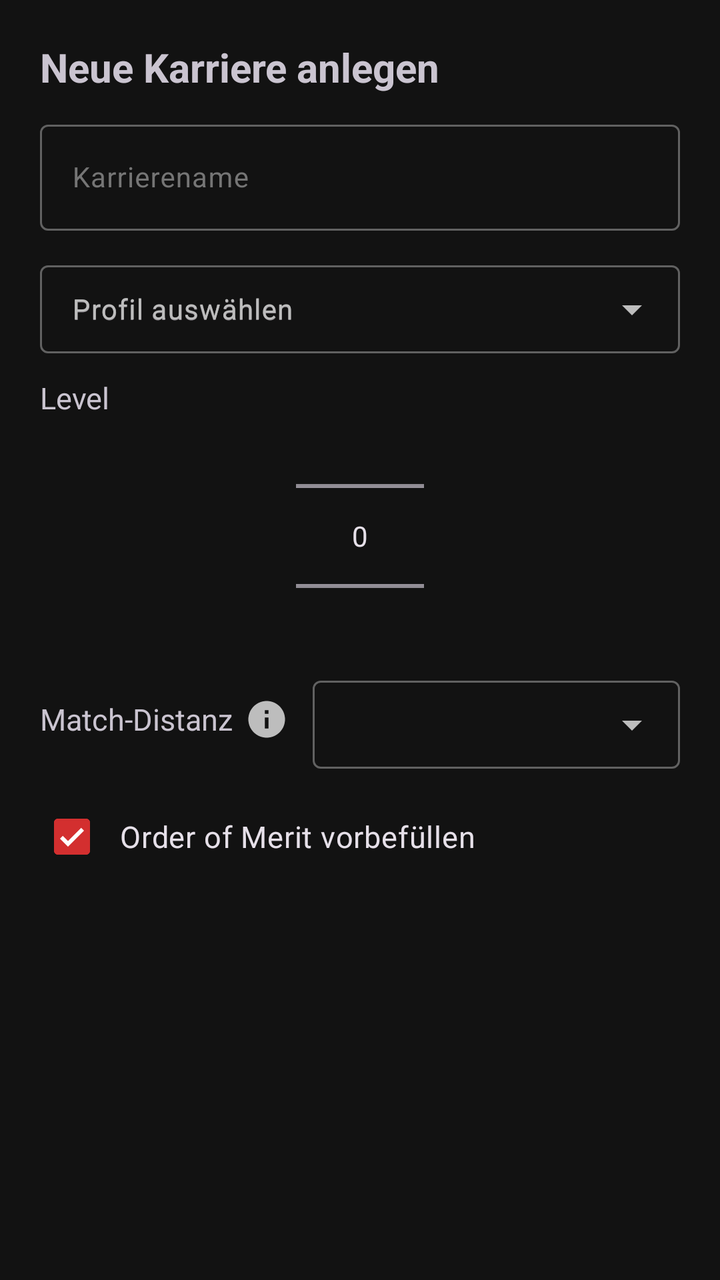
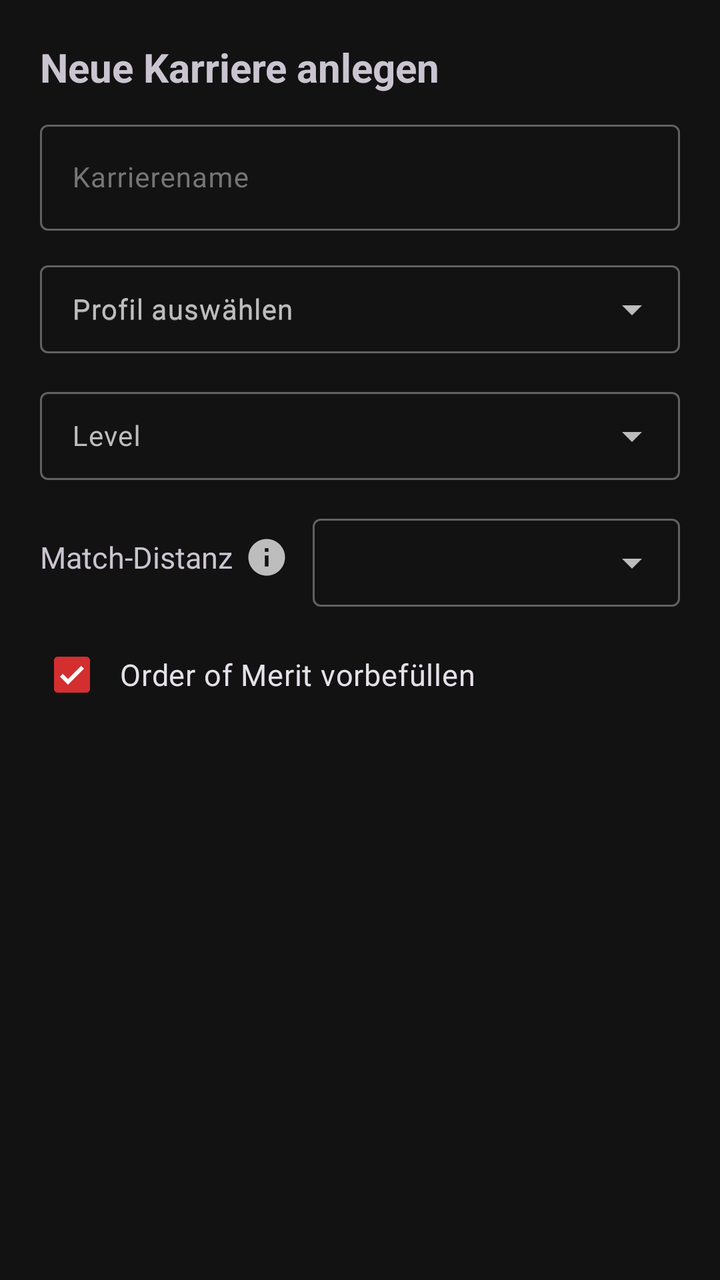

An Android layout rendered at two revisions. The XML below is the earlier revision; the diff shows what the commit changed to produce the second picture.
<!-- AndroidManifest.xml: application theme Theme.DannyApp -->
<!-- res/layout/dialog_new_career.xml -->
<?xml version="1.0" encoding="utf-8"?>
<LinearLayout xmlns:android="http://schemas.android.com/apk/res/android"
    xmlns:app="http://schemas.android.com/apk/res-auto"
    xmlns:tools="http://schemas.android.com/tools"
    android:layout_width="match_parent"
    android:layout_height="wrap_content"
    android:orientation="vertical"
    android:padding="@dimen/dialog_padding">

    <TextView
        android:layout_width="match_parent"
        android:layout_height="wrap_content"
        android:layout_marginBottom="@dimen/dialog_field_spacing"
        android:text="@string/careers_create_new"
        android:textSize="@dimen/dialog_title_size"
        android:textStyle="bold" />

    <com.google.android.material.textfield.TextInputLayout
        android:layout_width="match_parent"
        android:layout_height="wrap_content"
        android:layout_marginBottom="@dimen/dialog_field_spacing"
        app:boxStrokeWidth="@dimen/dialog_box_stroke_width"
        app:boxStrokeWidthFocused="@dimen/dialog_box_stroke_width_focused"
        app:hintTextAppearance="@style/TextAppearance.DannyApp.TextInputHint">

        <com.google.android.material.textfield.TextInputEditText
            android:id="@+id/etCareerName"
            android:layout_width="match_parent"
            android:layout_height="wrap_content"
            android:hint="@string/careers_create_name_hint"
            android:textSize="@dimen/dialog_input_text_size"
            android:inputType="textPersonName|textCapWords"
            android:maxLines="1" />

    </com.google.android.material.textfield.TextInputLayout>

    <com.google.android.material.textfield.TextInputLayout
        style="@style/Widget.Material3.TextInputLayout.OutlinedBox.ExposedDropdownMenu"
        android:layout_width="match_parent"
        android:layout_height="wrap_content"
        android:layout_marginBottom="@dimen/dialog_field_spacing"
        app:boxCollapsedPaddingTop="4dp"
        android:hint="@string/careers_create_profile_hint"
        app:boxStrokeWidth="@dimen/dialog_box_stroke_width"
        app:boxStrokeWidthFocused="@dimen/dialog_box_stroke_width_focused"
        app:hintTextAppearance="@style/TextAppearance.DannyApp.TextInputHint">

        <AutoCompleteTextView
            android:id="@+id/autoCompleteProfile"
            android:layout_width="match_parent"
            android:layout_height="wrap_content"
            android:hint="@string/careers_create_profile_hint"
            android:minHeight="@dimen/dialog_dropdown_min_height"
            android:paddingVertical="8dp"
            android:textSize="@dimen/dialog_input_text_size"
            android:inputType="none" />

    </com.google.android.material.textfield.TextInputLayout>

    <TextView
        android:layout_width="match_parent"
        android:layout_height="wrap_content"
        android:layout_marginBottom="4dp"
        android:text="@string/careers_create_level"
        android:textSize="@dimen/dialog_label_size"
        android:labelFor="@+id/numberPickerLevel" />

    <NumberPicker
        android:id="@+id/numberPickerLevel"
        android:layout_width="wrap_content"
        android:layout_height="@dimen/dialog_picker_height"
        android:layout_gravity="center"
        android:scaleX="@dimen/dialog_picker_scale"
        android:scaleY="@dimen/dialog_picker_scale"
        android:layout_marginBottom="@dimen/dialog_field_spacing" />

    <LinearLayout
        android:layout_width="match_parent"
        android:layout_height="wrap_content"
        android:orientation="horizontal"
        android:gravity="center_vertical"
        android:layout_marginBottom="@dimen/dialog_field_spacing">

        <TextView
            android:layout_width="wrap_content"
            android:layout_height="wrap_content"
            android:text="@string/careers_create_match_distance"
            android:textSize="@dimen/dialog_label_size" />

        <ImageView
            android:id="@+id/btnMatchDistanceInfo"
            android:layout_width="@dimen/dialog_info_icon_size"
            android:layout_height="@dimen/dialog_info_icon_size"
            android:layout_marginStart="6dp"
            android:layout_marginEnd="12dp"
            android:src="@drawable/ic_info"
            android:background="?attr/selectableItemBackgroundBorderless"
            android:clickable="true"
            android:focusable="true"
            android:contentDescription="@string/match_distance_info_title"
            app:tint="?attr/colorOnSurfaceVariant" />

        <com.google.android.material.textfield.TextInputLayout
            style="@style/Widget.Material3.TextInputLayout.OutlinedBox.ExposedDropdownMenu"
            android:layout_width="0dp"
            android:layout_weight="1"
            android:layout_height="wrap_content"
            app:boxCollapsedPaddingTop="4dp"
            app:boxStrokeWidth="@dimen/dialog_box_stroke_width"
            app:boxStrokeWidthFocused="@dimen/dialog_box_stroke_width_focused"
            app:hintTextAppearance="@style/TextAppearance.DannyApp.TextInputHint">

            <AutoCompleteTextView
                android:id="@+id/autoCompleteMatchDistance"
                android:layout_width="match_parent"
                android:layout_height="wrap_content"
                android:minHeight="@dimen/dialog_dropdown_min_height"
                android:paddingVertical="8dp"
                android:textSize="@dimen/dialog_input_text_size"
                android:inputType="none" />

        </com.google.android.material.textfield.TextInputLayout>

    </LinearLayout>

    <com.google.android.material.checkbox.MaterialCheckBox
        android:id="@+id/cbPrefillOom"
        android:layout_width="match_parent"
        android:layout_height="wrap_content"
        android:minHeight="@dimen/dialog_dropdown_min_height"
        android:paddingStart="@dimen/dialog_checkbox_text_padding"
        android:text="@string/careers_create_prefill_oom"
        android:textSize="@dimen/dialog_label_size"
        android:checked="true" />

    <com.google.android.material.checkbox.MaterialCheckBox
        android:id="@+id/cbShortTestSeason"
        android:layout_width="match_parent"
        android:layout_height="wrap_content"
        android:layout_marginTop="4dp"
        android:minHeight="@dimen/dialog_dropdown_min_height"
        android:paddingStart="@dimen/dialog_checkbox_text_padding"
        android:text="@string/careers_create_short_test_season"
        android:textSize="@dimen/dialog_label_size"
        android:checked="false"
        android:visibility="gone"
        tools:visibility="visible" />

</LinearLayout>
<!-- resources referenced by this layout -->
<resources>
  <dimen name="dialog_box_stroke_width">1dp</dimen>
  <dimen name="dialog_box_stroke_width_focused">2dp</dimen>
  <dimen name="dialog_checkbox_text_padding">8dp</dimen>
  <dimen name="dialog_dropdown_min_height">44dp</dimen>
  <dimen name="dialog_field_spacing">10dp</dimen>
  <dimen name="dialog_info_icon_size">22dp</dimen>
  <dimen name="dialog_input_text_size">14sp</dimen>
  <dimen name="dialog_label_size">15sp</dimen>
  <dimen name="dialog_padding">20dp</dimen>
  <dimen name="dialog_picker_height">110dp</dimen>
  <item name="dialog_picker_scale" format="float" type="dimen">1.0</item>
  <dimen name="dialog_title_size">20sp</dimen>
  <string name="careers_create_level">Level</string>
  <string name="careers_create_match_distance">Match-Distanz</string>
  <string name="careers_create_name_hint">Karrierename</string>
  <string name="careers_create_new">Neue Karriere anlegen</string>
  <string name="careers_create_prefill_oom">Order of Merit vorbefüllen</string>
  <string name="careers_create_profile_hint">Profil auswählen</string>
  <string name="careers_create_short_test_season">Kurze Test-Saison (3 PC / 3 ET)</string>
  <string name="match_distance_info_title">Match-Distanzen im Überblick</string>
  <style name="TextAppearance.DannyApp.TextInputHint" parent="TextAppearance.Design.Hint">
          <item name="android:textSize">@dimen/dialog_input_hint_size</item>
      </style>
  <style name="Theme.DannyApp" parent="Base.Theme.DannyApp">
          <item name="materialAlertDialogTheme">@style/ThemeOverlay.DannyApp.MaterialAlertDialog</item>
          <item name="alertDialogTheme">@style/ThemeOverlay.DannyApp.MaterialAlertDialog</item>
      </style>
  <dimen name="dialog_input_hint_size">12sp</dimen>
  <color name="anthrazit_hintergrund">#FF121212</color>
  <color name="anthrazit_tief">#FF0D0D0D</color>
  <color name="rot_haupt">#FFD32F2F</color>
  <color name="white">#FFFFFFFF</color>
  <color name="rot_dunkel">#FF8E0000</color>
  <color name="rot_sehr_hell">#FFFFDAD6</color>
  <color name="grau_sekundaer">#FFC4C4C4</color>
  <color name="anthrazit_container_niedrig">#FF1C1C1C</color>
  <color name="anthrazit_sekundaer">#FF373737</color>
  <color name="rot_hell">#FFEF5350</color>
  <color name="rot_container_dunkel">#FF5C1919</color>
  <color name="grau_text_hell">#FFF5F5F5</color>
  <color name="anthrazit_flaeche">#FF181818</color>
  <color name="anthrazit_variante">#FF2C2C2C</color>
  <color name="grau_text_gedaempft">#FFBDBDBD</color>
  <color name="anthrazit_container">#FF222222</color>
  <color name="anthrazit_container_hoch">#FF2A2A2A</color>
  <color name="anthrazit_container_hoechst">#FF333333</color>
  <color name="grau_rahmen">#FF616161</color>
  <color name="grau_rahmen_dunkel">#FF383838</color>
  <dimen name="fading_edge_length">18dp</dimen>
  <style name="Widget.DannyApp.TextInputLayout.OutlinedBox" parent="Widget.Material3.TextInputLayout.OutlinedBox">
          <item name="android:textColorHint">@color/eingabe_hint</item>
      </style>
  <style name="TextAppearance.DannyApp.DialogTitle" parent="MaterialAlertDialog.Material3.Title.Text">
          <item name="android:textSize">@dimen/dialog_title_size</item>
      </style>
  <style name="TextAppearance.DannyApp.DialogBody" parent="MaterialAlertDialog.Material3.Body.Text">
          <item name="android:textSize">@dimen/dialog_message_text_size</item>
      </style>
  <color name="eingabe_hint">#FF757575</color>
  <dimen name="dialog_message_text_size">15sp</dimen>
  <style name="TextAppearance.DannyApp.DialogButton" parent="TextAppearance.Material3.LabelLarge">
          <item name="android:textSize">@dimen/dialog_button_text_size</item>
      </style>
  <dimen name="dialog_button_text_size">14sp</dimen>
  <dimen name="start_button_min_height">48dp</dimen>
  <dimen name="dialog_button_pad_h">16dp</dimen>
  <dimen name="dialog_button_pad_v">10dp</dimen>
  <!-- unchanged entries left out for length: 4 -->
</resources>

<!-- the commit's change to res/layout/dialog_new_career.xml (unified diff, before → after) -->
@@ -57,22 +57,27 @@
 
     </com.google.android.material.textfield.TextInputLayout>
 
-    <TextView
+    <com.google.android.material.textfield.TextInputLayout
+        style="@style/Widget.Material3.TextInputLayout.OutlinedBox.ExposedDropdownMenu"
         android:layout_width="match_parent"
         android:layout_height="wrap_content"
-        android:layout_marginBottom="4dp"
-        android:text="@string/careers_create_level"
-        android:textSize="@dimen/dialog_label_size"
-        android:labelFor="@+id/numberPickerLevel" />
+        android:layout_marginBottom="@dimen/dialog_field_spacing"
+        app:boxCollapsedPaddingTop="4dp"
+        android:hint="@string/careers_create_level"
+        app:boxStrokeWidth="@dimen/dialog_box_stroke_width"
+        app:boxStrokeWidthFocused="@dimen/dialog_box_stroke_width_focused"
+        app:hintTextAppearance="@style/TextAppearance.DannyApp.TextInputHint">
 
-    <NumberPicker
-        android:id="@+id/numberPickerLevel"
-        android:layout_width="wrap_content"
-        android:layout_height="@dimen/dialog_picker_height"
-        android:layout_gravity="center"
-        android:scaleX="@dimen/dialog_picker_scale"
-        android:scaleY="@dimen/dialog_picker_scale"
-        android:layout_marginBottom="@dimen/dialog_field_spacing" />
+        <AutoCompleteTextView
+            android:id="@+id/autoCompleteLevel"
+            android:layout_width="match_parent"
+            android:layout_height="wrap_content"
+            android:minHeight="@dimen/dialog_dropdown_min_height"
+            android:paddingVertical="8dp"
+            android:textSize="@dimen/dialog_input_text_size"
+            android:inputType="none" />
+
+    </com.google.android.material.textfield.TextInputLayout>
 
     <LinearLayout
         android:layout_width="match_parent"
<!-- resource entries referenced after the edit -->
@@ -9,8 +9,6 @@
   <dimen name="dialog_input_text_size">14sp</dimen>
   <dimen name="dialog_label_size">15sp</dimen>
   <dimen name="dialog_padding">20dp</dimen>
-  <dimen name="dialog_picker_height">110dp</dimen>
-  <item name="dialog_picker_scale" format="float" type="dimen">1.0</item>
   <dimen name="dialog_title_size">20sp</dimen>
   <string name="careers_create_level">Level</string>
   <string name="careers_create_match_distance">Match-Distanz</string>
